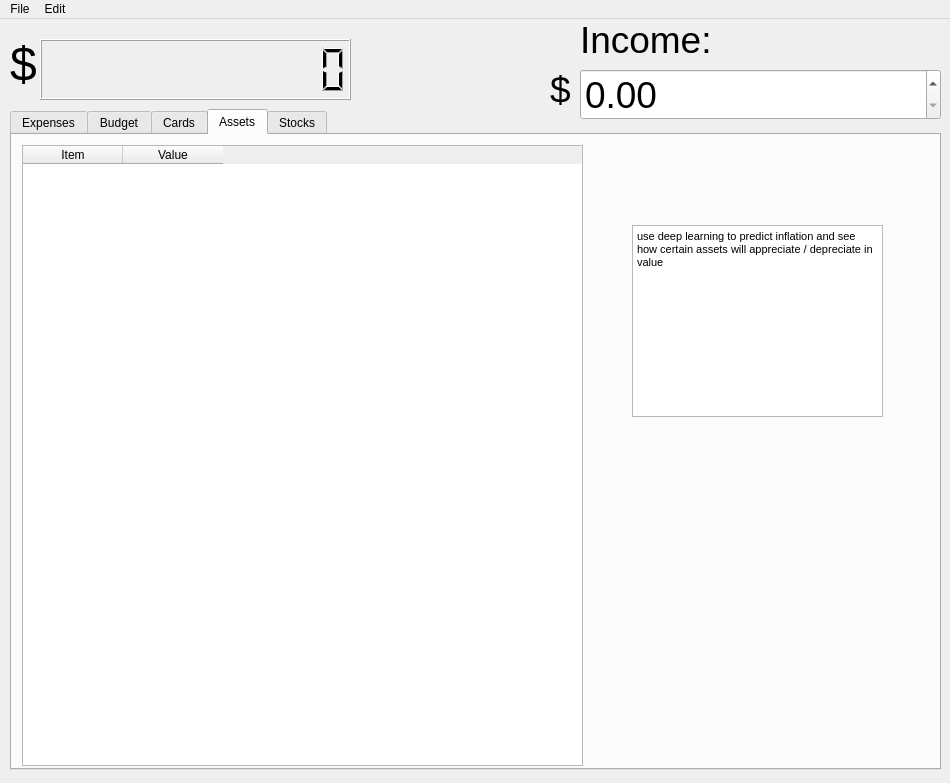
Above: window.ui from aayushdhiman/hoohacks2021 before the change. Below: the same form after it.
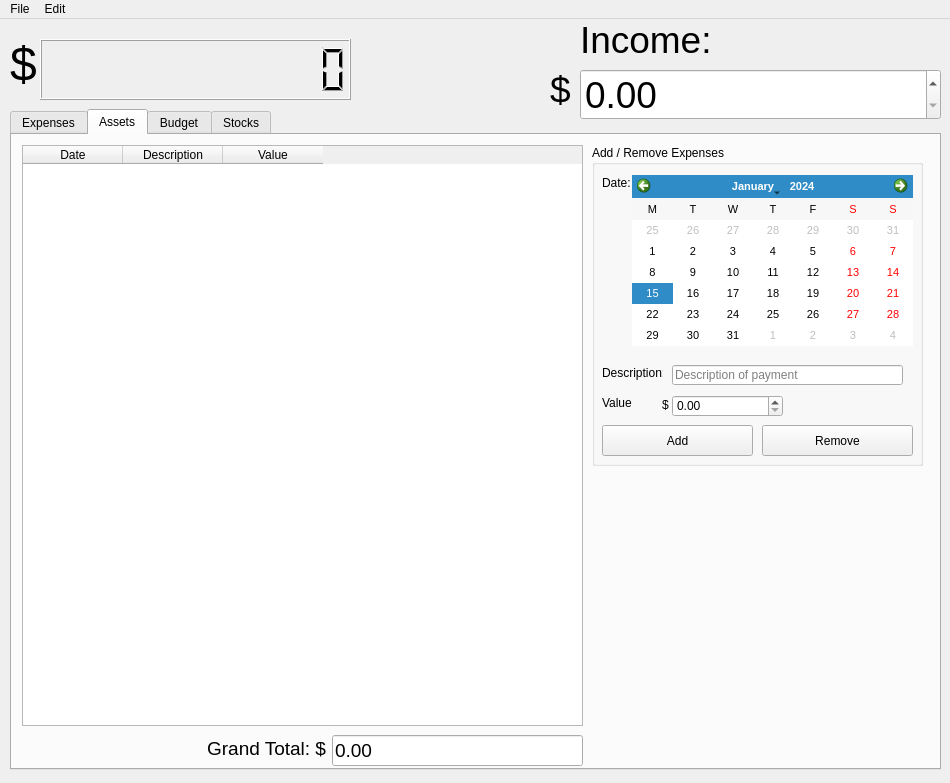
That is the form after the change. The open tabs and pages were chosen to show the change.

Commit message: Calculate budget

```diff
--- a/window.ui
+++ b/window.ui
@@ -888,6 +888,237 @@
      <zorder>grandTotalBox</zorder>
      <zorder>grandTotalLabel</zorder>
     </widget>
+    <widget class="QWidget" name="assetsTab">
+     <attribute name="title">
+      <string>Assets</string>
+     </attribute>
+     <widget class="QTableWidget" name="assetsTable">
+      <property name="geometry">
+       <rect>
+        <x>10</x>
+        <y>10</y>
+        <width>561</width>
+        <height>581</height>
+       </rect>
+      </property>
+      <property name="editTriggers">
+       <set>QAbstractItemView::NoEditTriggers</set>
+      </property>
+      <property name="dragEnabled">
+       <bool>true</bool>
+      </property>
+      <property name="selectionBehavior">
+       <enum>QAbstractItemView::SelectRows</enum>
+      </property>
+      <attribute name="verticalHeaderVisible">
+       <bool>false</bool>
+      </attribute>
+      <column>
+       <property name="text">
+        <string>Date</string>
+       </property>
+      </column>
+      <column>
+       <property name="text">
+        <string>Description</string>
+       </property>
+      </column>
+      <column>
+       <property name="text">
+        <string>Value</string>
+       </property>
+      </column>
+     </widget>
+     <widget class="QLabel" name="grandTotalLabel_2">
+      <property name="geometry">
+       <rect>
+        <x>23</x>
+        <y>598</y>
+        <width>291</width>
+        <height>31</height>
+       </rect>
+      </property>
+      <property name="font">
+       <font>
+        <pointsize>14</pointsize>
+       </font>
+      </property>
+      <property name="text">
+       <string>Grand Total: $</string>
+      </property>
+      <property name="alignment">
+       <set>Qt::AlignRight|Qt::AlignTrailing|Qt::AlignVCenter</set>
+      </property>
+     </widget>
+     <widget class="QLineEdit" name="grandTotalBox_2">
+      <property name="enabled">
+       <bool>true</bool>
+      </property>
+      <property name="geometry">
+       <rect>
+        <x>320</x>
+        <y>600</y>
+        <width>251</width>
+        <height>31</height>
+       </rect>
+      </property>
+      <property name="font">
+       <font>
+        <pointsize>14</pointsize>
+       </font>
+      </property>
+      <property name="text">
+       <string>0.00</string>
+      </property>
+      <property name="readOnly">
+       <bool>true</bool>
+      </property>
+     </widget>
+     <widget class="QGroupBox" name="editExpense_2">
+      <property name="geometry">
+       <rect>
+        <x>580</x>
+        <y>10</y>
+        <width>331</width>
+        <height>321</height>
+       </rect>
+      </property>
+      <property name="title">
+       <string>Add / Remove Expenses</string>
+      </property>
+      <widget class="QLabel" name="dateLabel_2">
+       <property name="geometry">
+        <rect>
+         <x>10</x>
+         <y>30</y>
+         <width>111</width>
+         <height>16</height>
+        </rect>
+       </property>
+       <property name="text">
+        <string>Date:</string>
+       </property>
+      </widget>
+      <widget class="QLabel" name="descriptionLabel_2">
+       <property name="geometry">
+        <rect>
+         <x>10</x>
+         <y>220</y>
+         <width>61</width>
+         <height>16</height>
+        </rect>
+       </property>
+       <property name="text">
+        <string>Description:</string>
+       </property>
+      </widget>
+      <widget class="QLabel" name="amountLabel_2">
+       <property name="geometry">
+        <rect>
+         <x>10</x>
+         <y>250</y>
+         <width>61</width>
+         <height>16</height>
+        </rect>
+       </property>
+       <property name="text">
+        <string>Value</string>
+       </property>
+      </widget>
+      <widget class="QCalendarWidget" name="assetCalendar">
+       <property name="geometry">
+        <rect>
+         <x>40</x>
+         <y>30</y>
+         <width>281</width>
+         <height>171</height>
+        </rect>
+       </property>
+       <property name="font">
+        <font>
+         <pointsize>8</pointsize>
+        </font>
+       </property>
+       <property name="gridVisible">
+        <bool>false</bool>
+       </property>
+       <property name="horizontalHeaderFormat">
+        <enum>QCalendarWidget::SingleLetterDayNames</enum>
+       </property>
+       <property name="verticalHeaderFormat">
+        <enum>QCalendarWidget::NoVerticalHeader</enum>
+       </property>
+      </widget>
+      <widget class="QDoubleSpinBox" name="amountBox_2">
+       <property name="geometry">
+        <rect>
+         <x>80</x>
+         <y>250</y>
+         <width>111</width>
+         <height>22</height>
+        </rect>
+       </property>
+       <property name="maximum">
+        <double>999999999.990000009536743</double>
+       </property>
+       <property name="singleStep">
+        <double>0.010000000000000</double>
+       </property>
+      </widget>
+      <widget class="QLineEdit" name="descriptionBox_2">
+       <property name="geometry">
+        <rect>
+         <x>80</x>
+         <y>220</y>
+         <width>231</width>
+         <height>20</height>
+        </rect>
+       </property>
+       <property name="placeholderText">
+        <string>Description of payment</string>
+       </property>
+      </widget>
+      <widget class="QPushButton" name="addButton_2">
+       <property name="geometry">
+        <rect>
+         <x>10</x>
+         <y>280</y>
+         <width>151</width>
+         <height>31</height>
+        </rect>
+       </property>
+       <property name="text">
+        <string>Add</string>
+       </property>
+      </widget>
+      <widget class="QPushButton" name="removeButton_2">
+       <property name="geometry">
+        <rect>
+         <x>170</x>
+         <y>280</y>
+         <width>151</width>
+         <height>31</height>
+        </rect>
+       </property>
+       <property name="text">
+        <string>Remove</string>
+       </property>
+      </widget>
+      <widget class="QLabel" name="label_20">
+       <property name="geometry">
+        <rect>
+         <x>70</x>
+         <y>250</y>
+         <width>16</width>
+         <height>20</height>
+        </rect>
+       </property>
+       <property name="text">
+        <string>$</string>
+       </property>
+      </widget>
+     </widget>
+    </widget>
     <widget class="QWidget" name="budgetTab">
      <attribute name="title">
       <string>Budget</string>
@@ -1027,7 +1258,7 @@
         <string>Add</string>
        </property>
       </widget>
-      <widget class="QPushButton" name="removeButton_2">
+      <widget class="QPushButton" name="removeAllotmentButton">
        <property name="geometry">
         <rect>
          <x>170</x>
@@ -1104,120 +1335,6 @@
       </widget>
      </widget>
     </widget>
-    <widget class="QWidget" name="cardsTab">
-     <attribute name="title">
-      <string>Cards</string>
-     </attribute>
-     <widget class="QTableWidget" name="expensesTable_2">
-      <property name="geometry">
-       <rect>
-        <x>10</x>
-        <y>10</y>
-        <width>561</width>
-        <height>621</height>
-       </rect>
-      </property>
-      <property name="editTriggers">
-       <set>QAbstractItemView::NoEditTriggers</set>
-      </property>
-      <property name="dragEnabled">
-       <bool>true</bool>
-      </property>
-      <property name="selectionBehavior">
-       <enum>QAbstractItemView::SelectRows</enum>
-      </property>
-      <attribute name="verticalHeaderVisible">
-       <bool>false</bool>
-      </attribute>
-      <column>
-       <property name="text">
-        <string>Number</string>
-       </property>
-      </column>
-      <column>
-       <property name="text">
-        <string>Type</string>
-       </property>
-      </column>
-      <column>
-       <property name="text">
-        <string>Credit Score</string>
-       </property>
-      </column>
-     </widget>
-     <widget class="QTextBrowser" name="textBrowser_3">
-      <property name="geometry">
-       <rect>
-        <x>630</x>
-        <y>100</y>
-        <width>251</width>
-        <height>192</height>
-       </rect>
-      </property>
-      <property name="html">
-       <string>&lt;!DOCTYPE HTML PUBLIC &quot;-//W3C//DTD HTML 4.0//EN&quot; &quot;http://www.w3.org/TR/REC-html40/strict.dtd&quot;&gt;
-&lt;html&gt;&lt;head&gt;&lt;meta name=&quot;qrichtext&quot; content=&quot;1&quot; /&gt;&lt;style type=&quot;text/css&quot;&gt;
-p, li { white-space: pre-wrap; }
-&lt;/style&gt;&lt;/head&gt;&lt;body style=&quot; font-family:'MS Shell Dlg 2'; font-size:8.25pt; font-weight:400; font-style:normal;&quot;&gt;
-&lt;p style=&quot; margin-top:0px; margin-bottom:0px; margin-left:0px; margin-right:0px; -qt-block-indent:0; text-indent:0px;&quot;&gt;idk what to do with this&lt;/p&gt;
-&lt;p style=&quot;-qt-paragraph-type:empty; margin-top:0px; margin-bottom:0px; margin-left:0px; margin-right:0px; -qt-block-indent:0; text-indent:0px;&quot;&gt;&lt;br /&gt;&lt;/p&gt;&lt;/body&gt;&lt;/html&gt;</string>
-      </property>
-     </widget>
-    </widget>
-    <widget class="QWidget" name="assetsTab">
-     <attribute name="title">
-      <string>Assets</string>
-     </attribute>
-     <widget class="QTableWidget" name="expensesTable_3">
-      <property name="geometry">
-       <rect>
-        <x>10</x>
-        <y>10</y>
-        <width>561</width>
-        <height>621</height>
-       </rect>
-      </property>
-      <property name="editTriggers">
-       <set>QAbstractItemView::NoEditTriggers</set>
-      </property>
-      <property name="dragEnabled">
-       <bool>true</bool>
-      </property>
-      <property name="selectionBehavior">
-       <enum>QAbstractItemView::SelectRows</enum>
-      </property>
-      <attribute name="verticalHeaderVisible">
-       <bool>false</bool>
-      </attribute>
-      <column>
-       <property name="text">
-        <string>Item</string>
-       </property>
-      </column>
-      <column>
-       <property name="text">
-        <string>Value</string>
-       </property>
-      </column>
-     </widget>
-     <widget class="QTextBrowser" name="textBrowser_4">
-      <property name="geometry">
-       <rect>
-        <x>620</x>
-        <y>90</y>
-        <width>251</width>
-        <height>192</height>
-       </rect>
-      </property>
-      <property name="html">
-       <string>&lt;!DOCTYPE HTML PUBLIC &quot;-//W3C//DTD HTML 4.0//EN&quot; &quot;http://www.w3.org/TR/REC-html40/strict.dtd&quot;&gt;
-&lt;html&gt;&lt;head&gt;&lt;meta name=&quot;qrichtext&quot; content=&quot;1&quot; /&gt;&lt;style type=&quot;text/css&quot;&gt;
-p, li { white-space: pre-wrap; }
-&lt;/style&gt;&lt;/head&gt;&lt;body style=&quot; font-family:'MS Shell Dlg 2'; font-size:8.25pt; font-weight:400; font-style:normal;&quot;&gt;
-&lt;p style=&quot; margin-top:0px; margin-bottom:0px; margin-left:0px; margin-right:0px; -qt-block-indent:0; text-indent:0px;&quot;&gt;use deep learning to predict inflation and see how certain assets will appreciate / depreciate in value&lt;/p&gt;&lt;/body&gt;&lt;/html&gt;</string>
-      </property>
-     </widget>
-    </widget>
     <widget class="QWidget" name="stocksTab">
      <attribute name="title">
       <string>Stocks</string>
```
Left out of the diff: 112 changed lines with no effect on the pictures. The commit also changes 2 other files.
